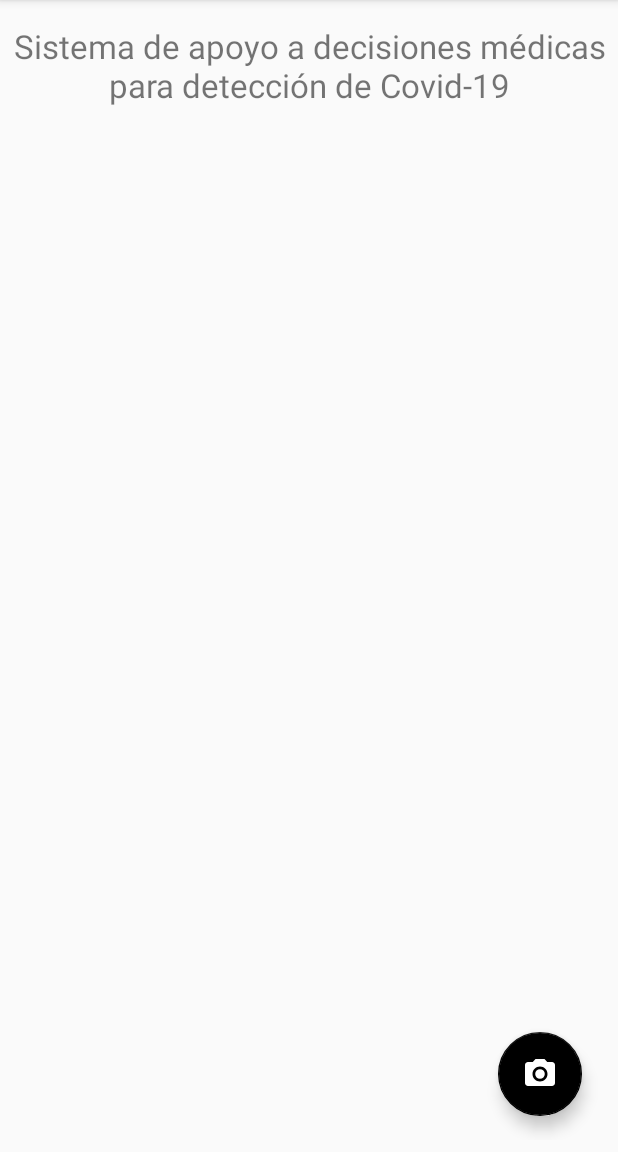
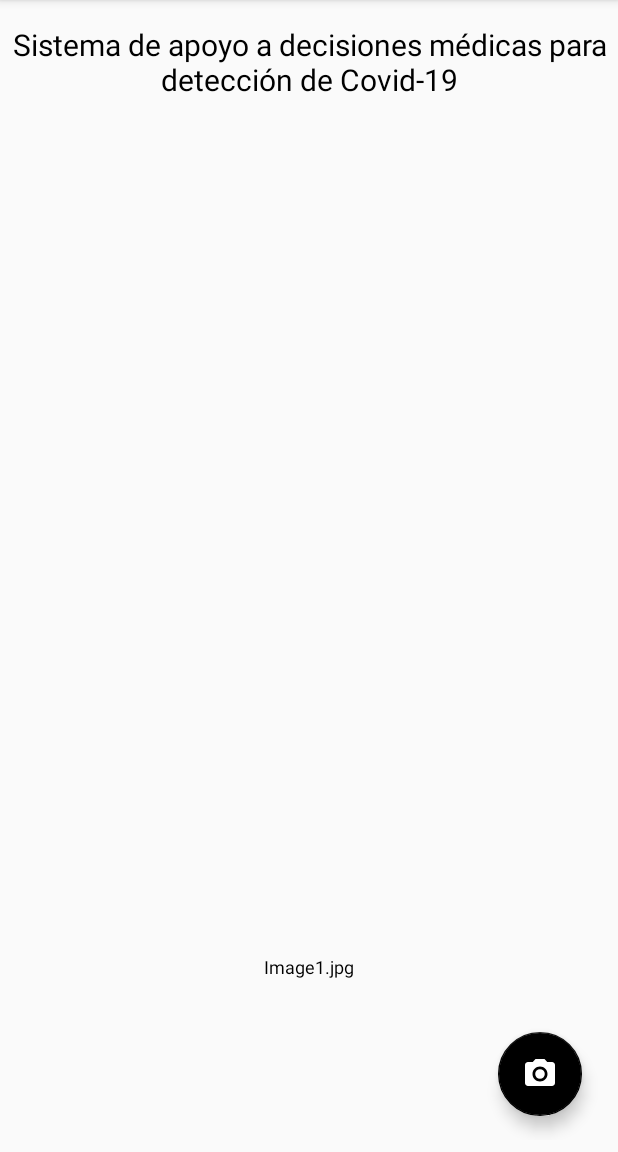
Before and after one commit to VIVAMED/DiagnosisC19, an Android app: the screen it shows after launch (MainActivity), on a phone screen of 412 x 824 dp, the part 84-1236 px from its top. Run offline under Robolectric (Android 15) with nearby library versions, the phone set to English and light mode, and no system bars; libraries missing offline, so code that uses them is left out: com.opensooq.supernova, org.pytorch, org.pytorch.torchvision; 1 statement that could not run was skipped.

Commit message:
adding image name

```diff
--- a/app/src/main/java/co/covid19/diagnosis/ui/MainActivity.kt
+++ b/app/src/main/java/co/covid19/diagnosis/ui/MainActivity.kt
@@ -32,6 +32,10 @@ class MainActivity : AppCompatActivity() {
 
         viewModel.bitmapLiveData.observe(this, Observer {
             imageView.setImageBitmap(it)
+        })
+
+        viewModel.imageNameLiveData.observe(this, Observer {
+            imageNameView.text = it
         })
 
         viewModel.resultLiveData.observe(this, Observer {
--- a/app/src/main/java/co/covid19/diagnosis/viewmodel/MainViewModel.kt
+++ b/app/src/main/java/co/covid19/diagnosis/viewmodel/MainViewModel.kt
@@ -4,6 +4,7 @@ import android.app.Application
 import android.content.Context
 import android.graphics.Bitmap
 import android.graphics.BitmapFactory
+import android.net.Uri
 import android.util.Log
 import androidx.lifecycle.AndroidViewModel
 import androidx.lifecycle.LiveData
@@ -38,7 +39,9 @@ class MainViewModel(application: Application) : AndroidViewModel(application) {
     var resultLiveData: LiveData<String> = result
 
     private var bitmap = MutableLiveData<Bitmap>()
+    private var imageName = MutableLiveData<String>()
     var bitmapLiveData: LiveData<Bitmap> = bitmap
+    var imageNameLiveData: LiveData<String> = imageName
 
     private var isProcessing = MutableLiveData<Boolean>()
     var isProcessingLiveData: LiveData<Boolean> = isProcessing
@@ -73,7 +76,13 @@ class MainViewModel(application: Application) : AndroidViewModel(application) {
             result.value = runModelExec(image)
             isProcessing.value = false
             bitmap.value = image
+            imageName.value = getImageName()
         }
+    }
+
+    private fun getImageName(): String {
+        val uri = Uri.parse(imagePath);
+        return uri.lastPathSegment.toString()
     }
 
     private suspend fun runModelExec(bitmap: Bitmap): String? {
--- a/app/src/main/res/layout/activity_main.xml
+++ b/app/src/main/res/layout/activity_main.xml
@@ -16,7 +16,9 @@
         android:layout_marginEnd="16dp"
         android:gravity="center"
         android:text="@string/title_message"
-        android:textSize="22sp"
+        android:textColor="@android:color/black"
+        android:textSize="20sp"
+        app:layout_constraintBottom_toTopOf="@id/imageView"
         app:layout_constraintEnd_toEndOf="parent"
         app:layout_constraintStart_toStartOf="parent"
         app:layout_constraintTop_toTopOf="parent" />
@@ -26,10 +28,25 @@
         android:layout_width="match_parent"
         android:layout_height="0dp"
         android:layout_margin="16dp"
-        app:layout_constraintBottom_toTopOf="@+id/resultView"
+        app:layout_constraintBottom_toTopOf="@+id/imageNameView"
         app:layout_constraintLeft_toLeftOf="parent"
         app:layout_constraintRight_toRightOf="parent"
         app:layout_constraintTop_toBottomOf="@+id/titleView" />
+
+    <TextView
+        android:id="@+id/imageNameView"
+        android:layout_width="wrap_content"
+        android:layout_height="wrap_content"
+        android:layout_marginStart="16dp"
+        android:layout_marginEnd="16dp"
+        android:gravity="center"
+        android:text="Image1.jpg"
+        android:textColor="@android:color/black"
+        android:textSize="12sp"
+        app:layout_constraintBottom_toTopOf="@+id/resultView"
+        app:layout_constraintEnd_toEndOf="parent"
+        app:layout_constraintStart_toStartOf="parent"
+        app:layout_constraintTop_toBottomOf="@+id/imageView" />
 
     <TextView
         android:id="@+id/resultView"
@@ -37,15 +54,15 @@
         android:layout_height="wrap_content"
         android:layout_marginStart="16dp"
         android:layout_marginTop="32dp"
+        android:layout_marginBottom="48dp"
         android:layout_marginEnd="16dp"
         android:gravity="center"
         android:textColor="@android:color/black"
         android:textSize="20sp"
-        app:layout_constraintBottom_toTopOf="@+id/pickPhotoButton"
+        app:layout_constraintBottom_toBottomOf="parent"
+        app:layout_constraintTop_toBottomOf="@+id/imageNameView"
         app:layout_constraintEnd_toEndOf="parent"
-        app:layout_constraintHorizontal_bias="0.5"
-        app:layout_constraintStart_toStartOf="parent"
-        app:layout_constraintTop_toBottomOf="@+id/imageView" />
+        app:layout_constraintStart_toStartOf="parent" />
 
     <com.google.android.material.floatingactionbutton.FloatingActionButton
         android:id="@+id/pickPhotoButton"
```
